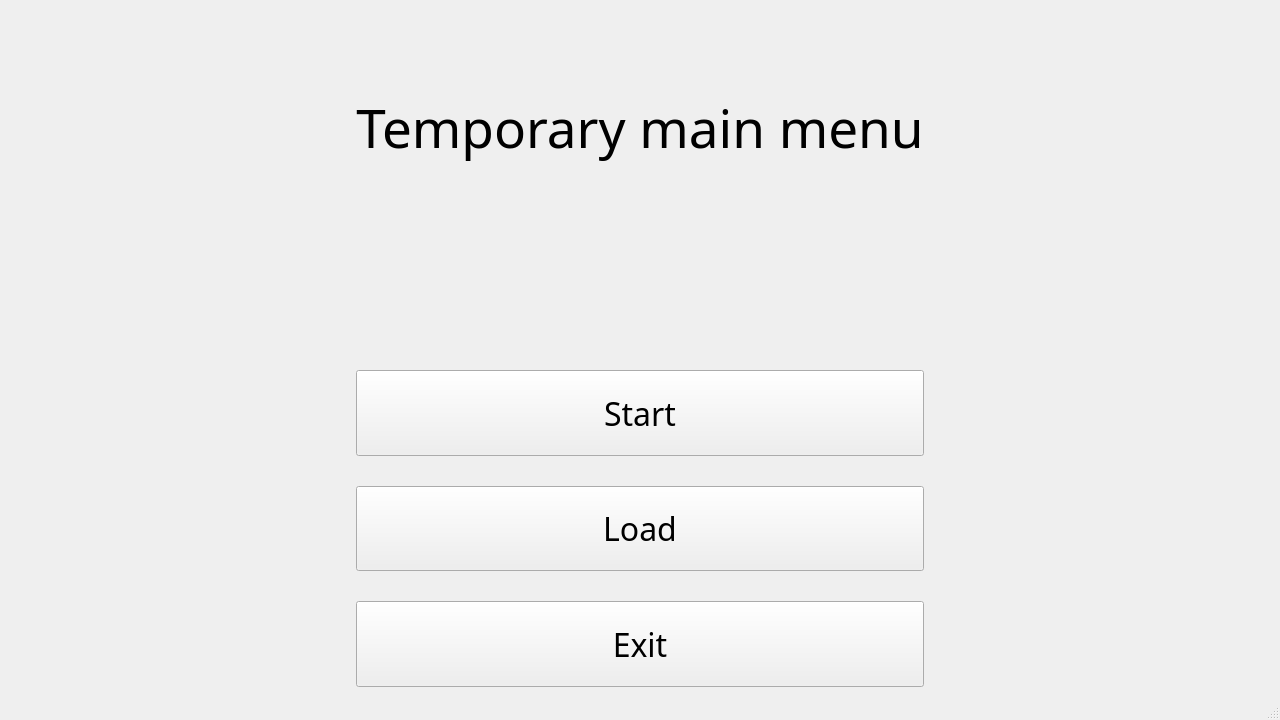
First picture: the form in NAMSC_engine/mainWindow.ui, repository NAMSCdev/NAMSC, before the edit.
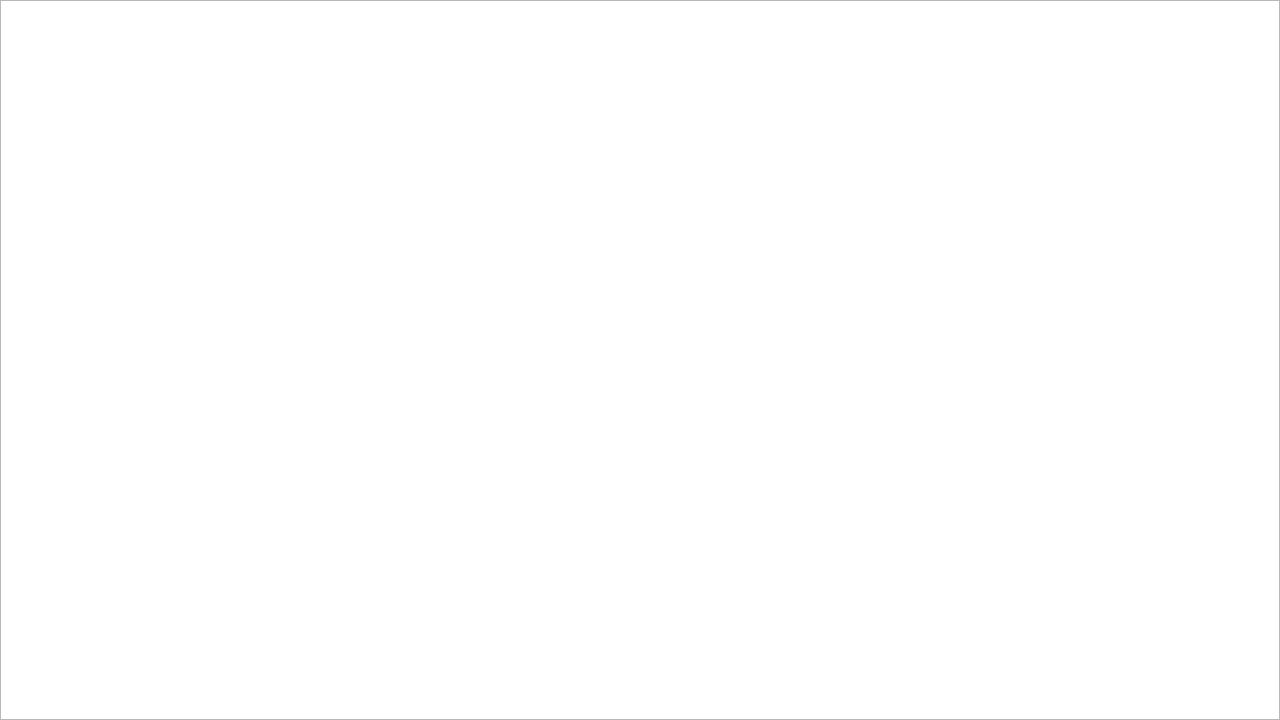
Second picture: the form after the edit.

What changed in the file:
```diff
--- a/NAMSC_engine/mainWindow.ui
+++ b/NAMSC_engine/mainWindow.ui
@@ -39,184 +39,26 @@
     <bool>false</bool>
    </property>
    <layout class="QGridLayout" name="gridLayout">
-    <item row="4" column="0">
-     <spacer name="horizontalSpacer">
-      <property name="orientation">
-       <enum>Qt::Horizontal</enum>
-      </property>
-      <property name="sizeType">
-       <enum>QSizePolicy::MinimumExpanding</enum>
-      </property>
-      <property name="sizeHint" stdset="0">
-       <size>
-        <width>40</width>
-        <height>20</height>
-       </size>
-      </property>
-     </spacer>
-    </item>
-    <item row="4" column="1">
-     <layout class="QVBoxLayout" name="verticalLayout">
-      <property name="spacing">
-       <number>30</number>
-      </property>
-      <item>
-       <widget class="QPushButton" name="startPushButton">
-        <property name="sizePolicy">
-         <sizepolicy hsizetype="Minimum" vsizetype="Expanding">
-          <horstretch>0</horstretch>
-          <verstretch>0</verstretch>
-         </sizepolicy>
-        </property>
-        <property name="font">
-         <font>
-          <family>Old English Text MT</family>
-          <pointsize>24</pointsize>
-         </font>
-        </property>
-        <property name="text">
-         <string>Start</string>
-        </property>
-       </widget>
-      </item>
-      <item>
-       <widget class="QPushButton" name="loadPushButton">
-        <property name="sizePolicy">
-         <sizepolicy hsizetype="Minimum" vsizetype="Expanding">
-          <horstretch>0</horstretch>
-          <verstretch>0</verstretch>
-         </sizepolicy>
-        </property>
-        <property name="font">
-         <font>
-          <family>Old English Text MT</family>
-          <pointsize>24</pointsize>
-         </font>
-        </property>
-        <property name="text">
-         <string>Load</string>
-        </property>
-       </widget>
-      </item>
-      <item>
-       <widget class="QPushButton" name="exitPushButton">
-        <property name="sizePolicy">
-         <sizepolicy hsizetype="Minimum" vsizetype="Expanding">
-          <horstretch>0</horstretch>
-          <verstretch>0</verstretch>
-         </sizepolicy>
-        </property>
-        <property name="font">
-         <font>
-          <family>Old English Text MT</family>
-          <pointsize>24</pointsize>
-         </font>
-        </property>
-        <property name="text">
-         <string>Exit</string>
-        </property>
-       </widget>
-      </item>
-     </layout>
-    </item>
-    <item row="4" column="2">
-     <spacer name="horizontalSpacer_2">
-      <property name="orientation">
-       <enum>Qt::Horizontal</enum>
-      </property>
-      <property name="sizeType">
-       <enum>QSizePolicy::MinimumExpanding</enum>
-      </property>
-      <property name="sizeHint" stdset="0">
-       <size>
-        <width>40</width>
-        <height>20</height>
-       </size>
-      </property>
-     </spacer>
-    </item>
-    <item row="2" column="1">
-     <spacer name="verticalSpacer">
-      <property name="orientation">
-       <enum>Qt::Vertical</enum>
-      </property>
-      <property name="sizeType">
-       <enum>QSizePolicy::Preferred</enum>
-      </property>
-      <property name="sizeHint" stdset="0">
-       <size>
-        <width>20</width>
-        <height>200</height>
-       </size>
-      </property>
-     </spacer>
-    </item>
-    <item row="1" column="1">
-     <widget class="QLabel" name="titleLabel">
-      <property name="sizePolicy">
-       <sizepolicy hsizetype="Minimum" vsizetype="Minimum">
-        <horstretch>0</horstretch>
-        <verstretch>0</verstretch>
-       </sizepolicy>
-      </property>
-      <property name="baseSize">
-       <size>
-        <width>0</width>
-        <height>0</height>
-       </size>
-      </property>
-      <property name="font">
-       <font>
-        <family>Old English Text MT</family>
-        <pointsize>40</pointsize>
-       </font>
-      </property>
-      <property name="layoutDirection">
-       <enum>Qt::LeftToRight</enum>
-      </property>
-      <property name="text">
-       <string>Temporary main menu</string>
-      </property>
-      <property name="textFormat">
-       <enum>Qt::AutoText</enum>
-      </property>
-      <property name="scaledContents">
-       <bool>false</bool>
-      </property>
-      <property name="alignment">
-       <set>Qt::AlignCenter</set>
-      </property>
-     </widget>
-    </item>
-    <item row="0" column="1">
-     <spacer name="verticalSpacer_2">
-      <property name="orientation">
-       <enum>Qt::Vertical</enum>
-      </property>
-      <property name="sizeType">
-       <enum>QSizePolicy::Preferred</enum>
-      </property>
-      <property name="sizeHint" stdset="0">
-       <size>
-        <width>20</width>
-        <height>80</height>
-       </size>
-      </property>
-     </spacer>
+    <property name="leftMargin">
+     <number>0</number>
+    </property>
+    <property name="topMargin">
+     <number>0</number>
+    </property>
+    <property name="rightMargin">
+     <number>0</number>
+    </property>
+    <property name="bottomMargin">
+     <number>0</number>
+    </property>
+    <property name="spacing">
+     <number>0</number>
+    </property>
+    <item row="0" column="0">
+     <widget class="QGraphicsView" name="graphicsView"/>
     </item>
    </layout>
   </widget>
-  <widget class="QMenuBar" name="menuBar">
-   <property name="geometry">
-    <rect>
-     <x>0</x>
-     <y>0</y>
-     <width>1280</width>
-     <height>22</height>
-    </rect>
-   </property>
-  </widget>
-  <widget class="QStatusBar" name="statusBar"/>
  </widget>
  <layoutdefault spacing="6" margin="11"/>
  <resources>
```
